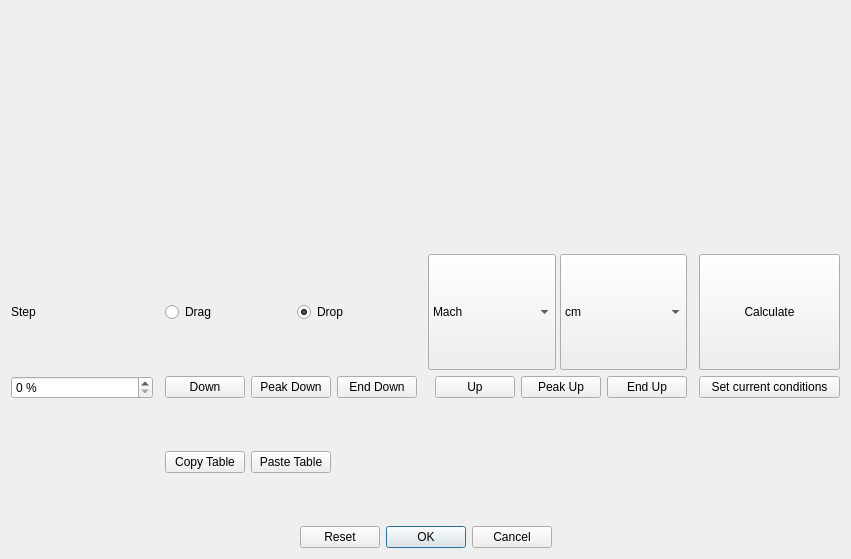
Above: ui_templates/drag_func_edit.ui from o-murphy/archer_ballistics_constructor before the change. Below: the same form after it.
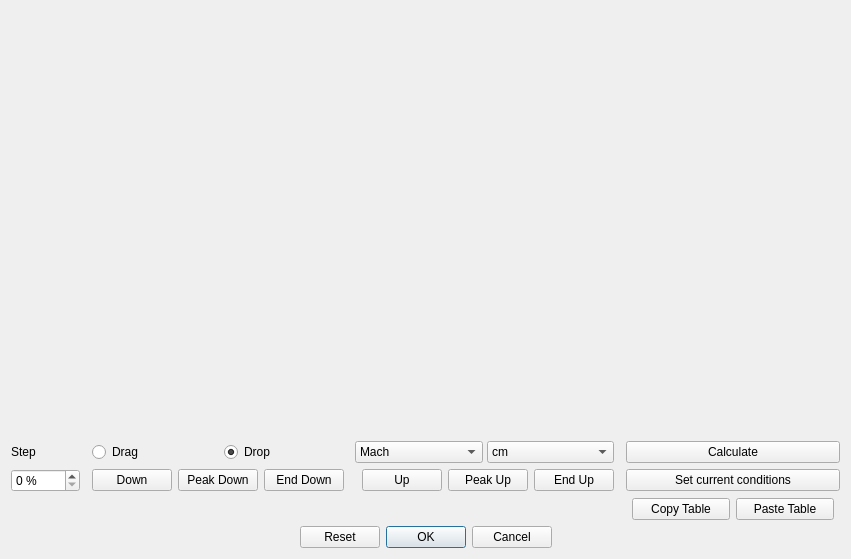
That is the form after the change. Icons and pictures are not drawn.

Diff of the .ui file:
```diff
--- a/ui_templates/drag_func_edit.ui
+++ b/ui_templates/drag_func_edit.ui
@@ -126,7 +126,7 @@
    <item row="2" column="1" colspan="2">
     <widget class="QWidget" name="widget" native="true">
      <property name="sizePolicy">
-      <sizepolicy hsizetype="Preferred" vsizetype="Minimum">
+      <sizepolicy hsizetype="Preferred" vsizetype="Fixed">
        <horstretch>0</horstretch>
        <verstretch>0</verstretch>
       </sizepolicy>
@@ -301,23 +301,13 @@
      </layout>
     </widget>
    </item>
-   <item row="2" column="3">
-    <widget class="QPushButton" name="Calculate">
-     <property name="sizePolicy">
-      <sizepolicy hsizetype="Minimum" vsizetype="Minimum">
-       <horstretch>0</horstretch>
-       <verstretch>0</verstretch>
-      </sizepolicy>
-     </property>
-     <property name="text">
-      <string>Calculate</string>
-     </property>
-    </widget>
+   <item row="1" column="0" colspan="4">
+    <widget class="QWidget" name="widget_4" native="true"/>
    </item>
    <item row="3" column="0">
     <widget class="QSpinBox" name="Step">
      <property name="sizePolicy">
-      <sizepolicy hsizetype="Preferred" vsizetype="Minimum">
+      <sizepolicy hsizetype="Fixed" vsizetype="Preferred">
        <horstretch>0</horstretch>
        <verstretch>0</verstretch>
       </sizepolicy>
@@ -339,7 +329,7 @@
    <item row="2" column="0">
     <widget class="QLabel" name="labelStep">
      <property name="sizePolicy">
-      <sizepolicy hsizetype="Preferred" vsizetype="Minimum">
+      <sizepolicy hsizetype="Fixed" vsizetype="Fixed">
        <horstretch>0</horstretch>
        <verstretch>0</verstretch>
       </sizepolicy>
@@ -368,6 +358,19 @@
      </property>
     </widget>
    </item>
+   <item row="2" column="3">
+    <widget class="QPushButton" name="Calculate">
+     <property name="sizePolicy">
+      <sizepolicy hsizetype="Minimum" vsizetype="Fixed">
+       <horstretch>0</horstretch>
+       <verstretch>0</verstretch>
+      </sizepolicy>
+     </property>
+     <property name="text">
+      <string>Calculate</string>
+     </property>
+    </widget>
+   </item>
    <item row="3" column="3">
     <widget class="QPushButton" name="SetConditions">
      <property name="text">
@@ -375,10 +378,13 @@
      </property>
     </widget>
    </item>
-   <item row="4" column="1" alignment="Qt::AlignLeft">
+   <item row="0" column="0" colspan="4">
+    <widget class="QWidget" name="widget_5" native="true"/>
+   </item>
+   <item row="4" column="3">
     <widget class="QWidget" name="dragTableToolBox" native="true">
      <property name="sizePolicy">
-      <sizepolicy hsizetype="Preferred" vsizetype="Minimum">
+      <sizepolicy hsizetype="Preferred" vsizetype="Fixed">
        <horstretch>0</horstretch>
        <verstretch>0</verstretch>
       </sizepolicy>
@@ -398,6 +404,12 @@
       </property>
       <item>
        <widget class="QPushButton" name="copyTable">
+        <property name="sizePolicy">
+         <sizepolicy hsizetype="Preferred" vsizetype="Fixed">
+          <horstretch>0</horstretch>
+          <verstretch>0</verstretch>
+         </sizepolicy>
+        </property>
         <property name="minimumSize">
          <size>
           <width>0</width>
@@ -417,6 +429,12 @@
       </item>
       <item>
        <widget class="QPushButton" name="pasteTable">
+        <property name="sizePolicy">
+         <sizepolicy hsizetype="Preferred" vsizetype="Fixed">
+          <horstretch>0</horstretch>
+          <verstretch>0</verstretch>
+         </sizepolicy>
+        </property>
         <property name="minimumSize">
          <size>
           <width>0</width>
```
Left out of the diff: 6 changed lines with no effect on the pictures.
